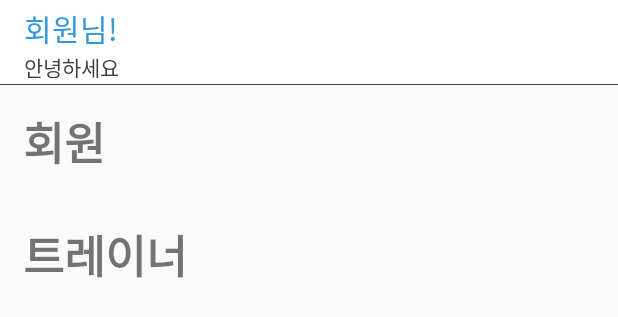
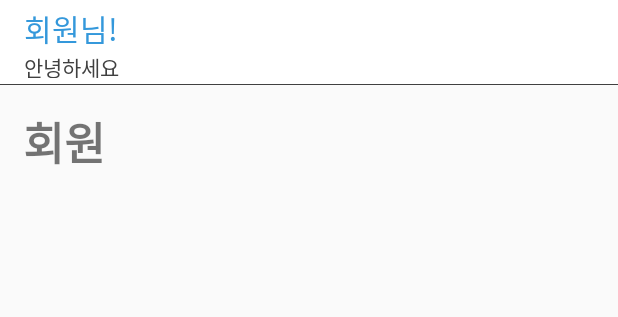
Before and after one commit to Ohrotan/AI-Fitness, an Android app: the layout activity_reg_member_list.xml on its own in the app's theme, with its tools: preview values and no code run, on a phone screen of 412 x 824 dp. Shown: the top 317 px of the screen. Run offline under Robolectric (Android 15) with nearby library versions, the phone set to English and light mode, and no system bars.

Commit message:
프로그램 등록한 회원 UI 수정 - 200423 2차

```diff
--- a/app/src/main/res/layout/activity_reg_member_list.xml
+++ b/app/src/main/res/layout/activity_reg_member_list.xml
@@ -54,7 +54,7 @@
                 android:layout_below="@id/memberText"
                 android:scrollbars="vertical" />
 
-            <TextView
+            <!--<TextView
                 android:id="@+id/trainerText"
                 android:layout_width="wrap_content"
                 android:layout_height="wrap_content"
@@ -70,7 +70,7 @@
                 android:layout_width="match_parent"
                 android:layout_height="match_parent"
                 android:layout_below="@id/trainerText"
-                android:scrollbars="vertical" />
+                android:scrollbars="vertical" />-->
         </RelativeLayout>
     </androidx.core.widget.NestedScrollView>
 
```
